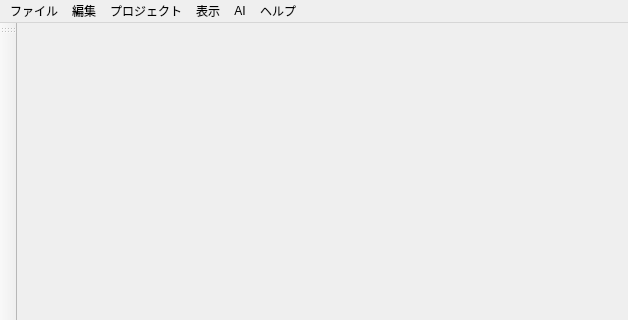
Ikumyon/PDX-Mod-Studio, file ui/main_window.ui: the form before one commit; both pictures show x 0 to 628 and y 0 to 320 of the 628 by 553 pixel window.
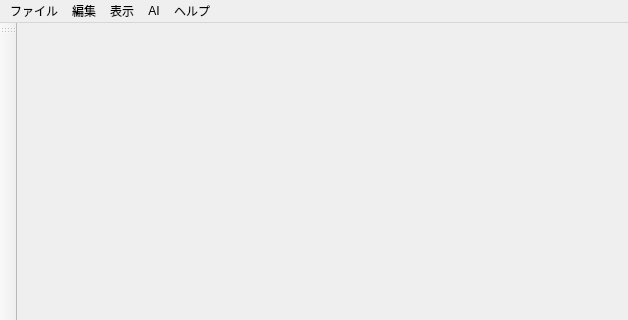
The form after the commit.

Commit message: Set local project baseline

Patch:
```diff
--- a/ui/main_window.ui
+++ b/ui/main_window.ui
@@ -68,13 +68,6 @@
     <addaction name="actionUndo"/>
     <addaction name="actionRedo"/>
    </widget>
-   <widget class="QMenu" name="menuProject">
-    <property name="title">
-     <string>プロジェクト</string>
-    </property>
-    <addaction name="actionValidate"/>
-    <addaction name="actionExport"/>
-   </widget>
    <widget class="QMenu" name="menuView">
     <property name="title">
      <string>表示</string>
@@ -94,7 +87,6 @@
    </widget>
    <addaction name="menuFile"/>
    <addaction name="menuEdit"/>
-   <addaction name="menuProject"/>
    <addaction name="menuView"/>
    <addaction name="menuAI"/>
    <addaction name="menuHelp"/>
```
Left out of the diff: 5 changed lines with no effect on the pictures. The commit also changes 22 other files.
